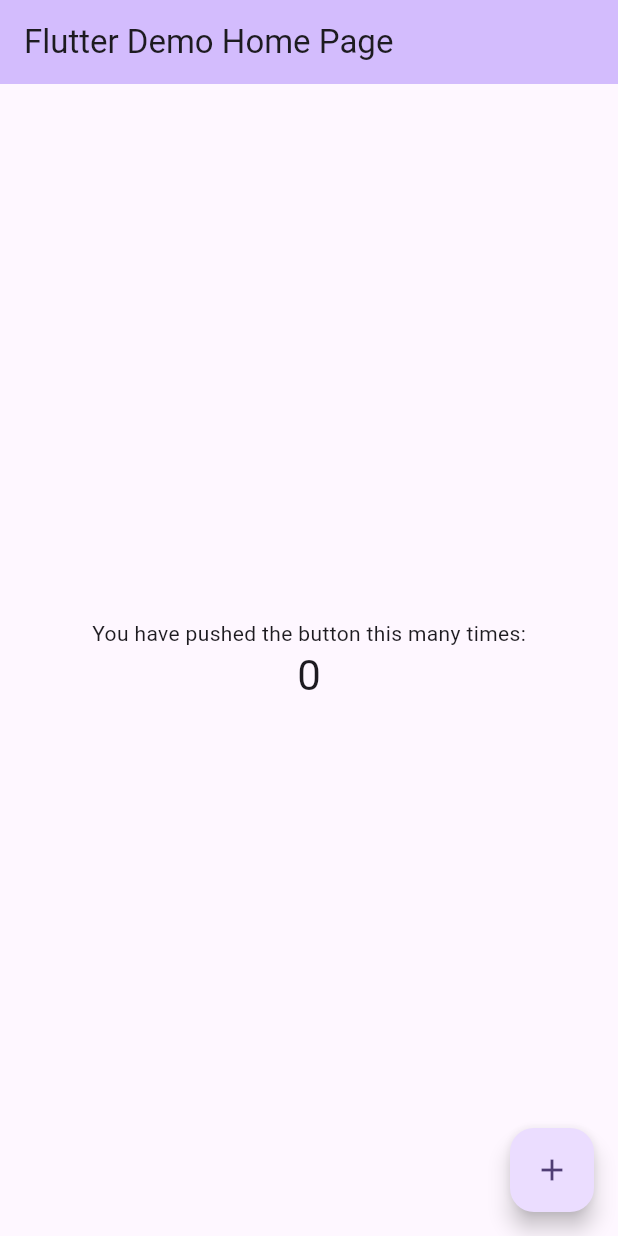
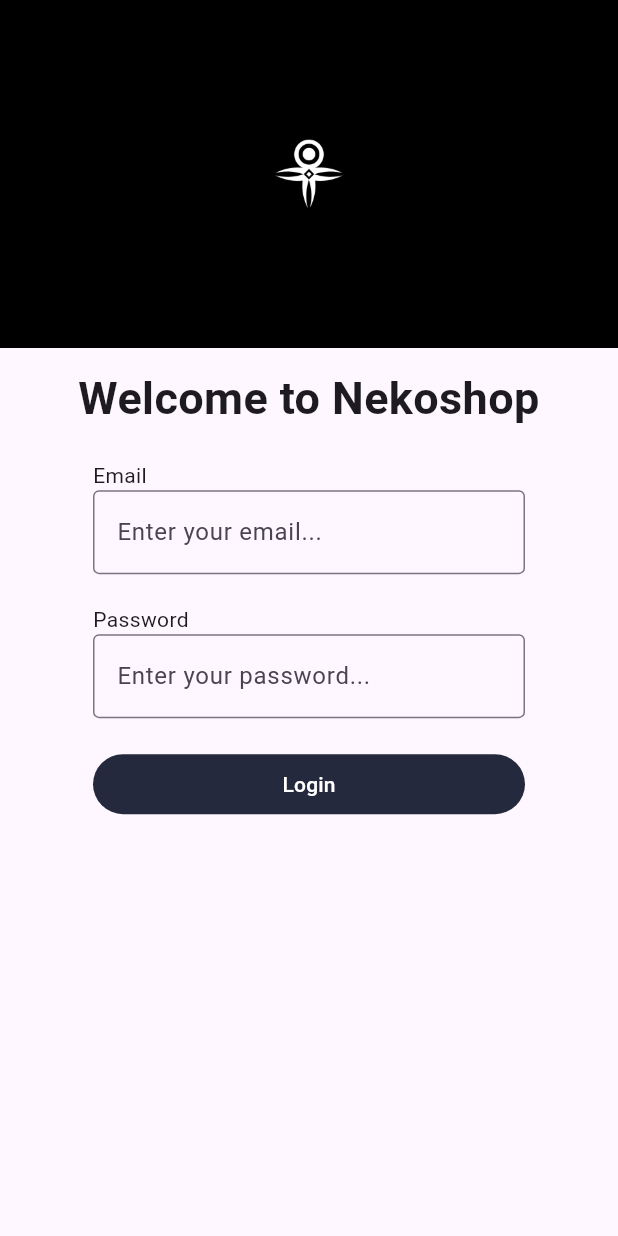
Before and after one commit to beckham-kho/uts_2022130019, a Flutter app: the screen it shows after launch, on a phone screen of 412 x 824 dp. Run offline on Flutter 3.47's test engine with Material 3 defaults, Android fonts, the phone set to English and light mode, and no system bars.

Commit message:
feat(login screen): add login screen

```diff
--- /dev/null
+++ b/lib/login_screen.dart
@@ -0,0 +1,86 @@
+import 'package:flutter/material.dart';
+
+class LoginScreen extends StatefulWidget {
+  const LoginScreen({super.key});
+
+  @override
+  State<LoginScreen> createState() => _LoginScreenState();
+}
+
+class _LoginScreenState extends State<LoginScreen> {
+  @override
+  Widget build(BuildContext context) {
+    return Scaffold(
+      body: SafeArea(
+        child: SingleChildScrollView(
+          child: Column(
+            crossAxisAlignment: CrossAxisAlignment.stretch,
+            children: <Widget>[
+              Image.asset('img/1.png'),
+              Padding(
+                padding: const EdgeInsets.all(12.0),
+                child: Column(
+                  crossAxisAlignment: CrossAxisAlignment.stretch,
+                  children: <Widget>[
+                    const Text(
+                      'Welcome to Nekoshop',
+                      textAlign: TextAlign.center,
+                      style: TextStyle(
+                        fontWeight: FontWeight.bold,
+                        fontSize: 30.0,
+                      ),
+                    ),
+                    Padding(
+                      padding: const EdgeInsets.only(top: 20, left: 50, right: 50),
+                      child: Column(
+                        crossAxisAlignment: CrossAxisAlignment.stretch,
+                        children: <Widget>[
+                          const Text(
+                            'Email',
+                            textAlign: TextAlign.start,
+                          ),
+                          const TextField(
+                            decoration: InputDecoration(
+                              border: OutlineInputBorder(),
+                              hintText: 'Enter your email...'
+                            ),
+                          ),
+                          const SizedBox(height: 20),
+                          const Text(
+                            'Password',
+                            textAlign: TextAlign.start,
+                          ),
+                          const TextField(
+                            decoration: InputDecoration(
+                              border: OutlineInputBorder(),
+                              hintText: 'Enter your password...'
+                            ),
+                          ),
+                          const SizedBox(height: 20),
+                          FilledButton(
+                            onPressed: () {
+                              // Navigator.push(
+                              //   context,
+                              //   MaterialPageRoute(
+                              //   builder: (context) => const HomeScreen(),
+                              //   )
+                              // );
+                            },
+                            style: ButtonStyle(
+                              backgroundColor: WidgetStateProperty.all<Color>(const Color.fromRGBO(36, 41, 62, 1)),
+                            ),
+                            child: const Text('Login'),
+                          ),
+                        ],
+                      ),
+                    ),
+                  ],
+                ),
+              )
+            ],
+          ),
+        ),
+      ),
+    );
+  }
+}
--- a/lib/main.dart
+++ b/lib/main.dart
@@ -1,4 +1,5 @@
 import 'package:flutter/material.dart';
+import 'package:uts_2022130019/login_screen.dart';
 
 void main() {
   runApp(const MyApp());
@@ -13,113 +14,10 @@
     return MaterialApp(
       title: 'Flutter Demo',
       theme: ThemeData(
-        // This is the theme of your application.
-        //
-        // TRY THIS: Try running your application with "flutter run". You'll see
-        // the application has a purple toolbar. Then, without quitting the app,
-        // try changing the seedColor in the colorScheme below to Colors.green
-        // and then invoke "hot reload" (save your changes or press the "hot
-        // reload" button in a Flutter-supported IDE, or press "r" if you used
-        // the command line to start the app).
-        //
-        // Notice that the counter didn't reset back to zero; the application
-        // state is not lost during the reload. To reset the state, use hot
-        // restart instead.
-        //
-        // This works for code too, not just values: Most code changes can be
-        // tested with just a hot reload.
         colorScheme: ColorScheme.fromSeed(seedColor: Colors.deepPurple),
         useMaterial3: true,
       ),
-      home: const MyHomePage(title: 'Flutter Demo Home Page'),
+      home: const LoginScreen(),
     );
   }
 }
-
-class MyHomePage extends StatefulWidget {
-  const MyHomePage({super.key, required this.title});
-
-  // This widget is the home page of your application. It is stateful, meaning
-  // that it has a State object (defined below) that contains fields that affect
-  // how it looks.
-
-  // This class is the configuration for the state. It holds the values (in this
-  // case the title) provided by the parent (in this case the App widget) and
-  // used by the build method of the State. Fields in a Widget subclass are
-  // always marked "final".
-
-  final String title;
-
-  @override
-  State<MyHomePage> createState() => _MyHomePageState();
-}
-
-class _MyHomePageState extends State<MyHomePage> {
-  int _counter = 0;
-
-  void _incrementCounter() {
-    setState(() {
-      // This call to setState tells the Flutter framework that something has
-      // changed in this State, which causes it to rerun the build method below
-      // so that the display can reflect the updated values. If we changed
-      // _counter without calling setState(), then the build method would not be
-      // called again, and so nothing would appear to happen.
-      _counter++;
-    });
-  }
-
-  @override
-  Widget build(BuildContext context) {
-    // This method is rerun every time setState is called, for instance as done
-    // by the _incrementCounter method above.
-    //
-    // The Flutter framework has been optimized to make rerunning build methods
-    // fast, so that you can just rebuild anything that needs updating rather
-    // than having to individually change instances of widgets.
-    return Scaffold(
-      appBar: AppBar(
-        // TRY THIS: Try changing the color here to a specific color (to
-        // Colors.amber, perhaps?) and trigger a hot reload to see the AppBar
-        // change color while the other colors stay the same.
-        backgroundColor: Theme.of(context).colorScheme.inversePrimary,
-        // Here we take the value from the MyHomePage object that was created by
-        // the App.build method, and use it to set our appbar title.
-        title: Text(widget.title),
-      ),
-      body: Center(
-        // Center is a layout widget. It takes a single child and positions it
-        // in the middle of the parent.
-        child: Column(
-          // Column is also a layout widget. It takes a list of children and
-          // arranges them vertically. By default, it sizes itself to fit its
-          // children horizontally, and tries to be as tall as its parent.
-          //
-          // Column has various properties to control how it sizes itself and
-          // how it positions its children. Here we use mainAxisAlignment to
-          // center the children vertically; the main axis here is the vertical
-          // axis because Columns are vertical (the cross axis would be
-          // horizontal).
-          //
-          // TRY THIS: Invoke "debug painting" (choose the "Toggle Debug Paint"
-          // action in the IDE, or press "p" in the console), to see the
-          // wireframe for each widget.
-          mainAxisAlignment: MainAxisAlignment.center,
-          children: <Widget>[
-            const Text(
-              'You have pushed the button this many times:',
-            ),
-            Text(
-              '$_counter',
-              style: Theme.of(context).textTheme.headlineMedium,
-            ),
-          ],
-        ),
-      ),
-      floatingActionButton: FloatingActionButton(
-        onPressed: _incrementCounter,
-        tooltip: 'Increment',
-        child: const Icon(Icons.add),
-      ), // This trailing comma makes auto-formatting nicer for build methods.
-    );
-  }
-}
--- a/pubspec.yaml
+++ b/pubspec.yaml
@@ -58,6 +58,9 @@ flutter:
   # the material Icons class.
   uses-material-design: true
 
+  assets:
+    - img/
+
   # To add assets to your application, add an assets section, like this:
   # assets:
   #   - images/a_dot_burr.jpeg
```
Also changed, not shown: img/1.png (added), img/2.png (added).
